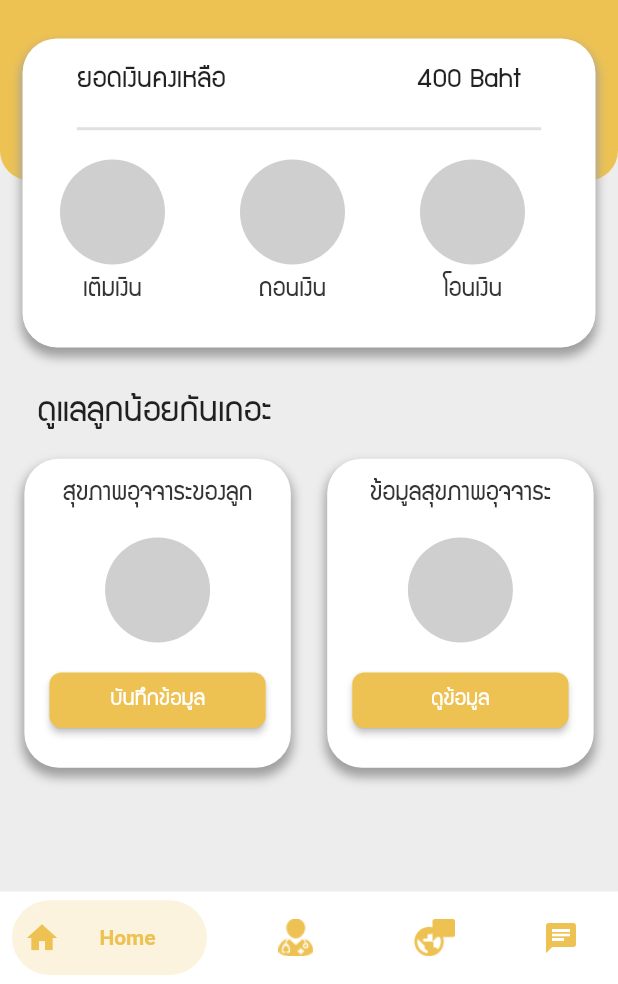
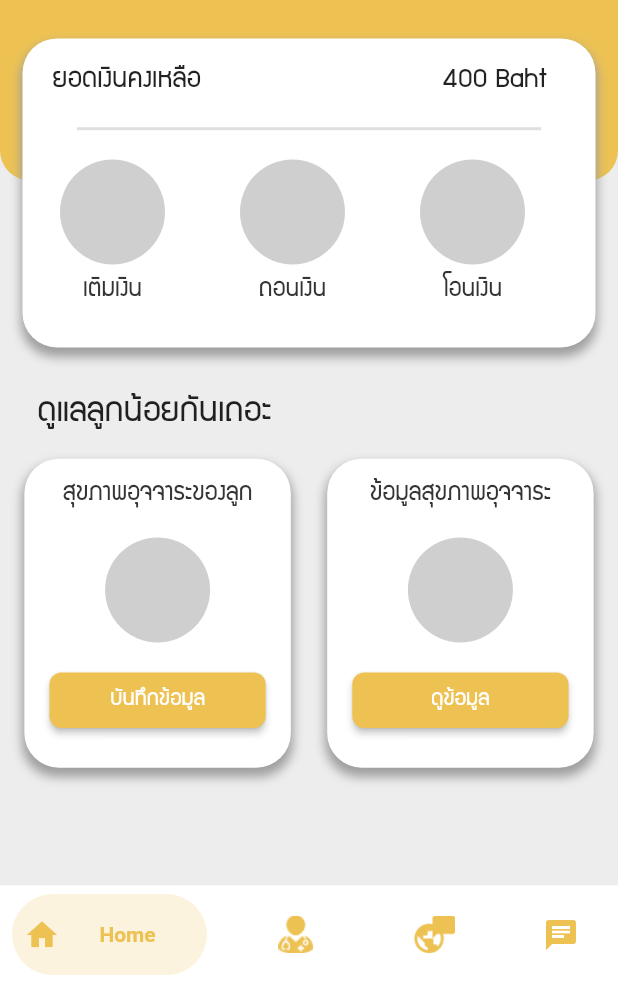
Before and after one commit to int-pro-2/dekcare-frontend, a Flutter app: the LandingScreen screen opened directly, on a phone screen of 412 x 824 dp, the part 252-1236 px from its top. Run offline on Flutter 3.47's test engine with Material 2 defaults, Android fonts, the phone set to English and light mode, and no system bars; drawn by our look-alikes of bottom_navy_bar; our stand-ins replace dio, shared_preferences; accounts and stored records are empty.

Commit message:
[UPDATE] forums

```diff
--- a/lib/components/cardBalance.dart
+++ b/lib/components/cardBalance.dart
@@ -43,8 +43,8 @@ class CardMoney extends StatelessWidget {
               children: [
                 Center(
                   child: Container(
+                    padding: EdgeInsets.only(left: 20),
                     height: height * 0.07,
-                    width: width * 0.75,
                     child: Row(
                       children: [
                         Container(
@@ -56,17 +56,14 @@ class CardMoney extends StatelessWidget {
                           ),
                         ),
                         Container(
-                          width: width * 0.15,
-                          child: SizedBox(
-                            height: 10,
-                          ),
-                        ),
-                        Container(
-                          width: width * 0.2,
+                          width: width * 0.4,
                           child: Text(
                             '400 Baht',
+                            textAlign: TextAlign.right,
                             style: TextStyle(
-                                fontFamily: 'supermarket', fontSize: 20),
+                              fontFamily: 'supermarket',
+                              fontSize: 20,
+                            ),
                           ),
                         ),
                       ],
--- a/lib/components/navBar/nav.dart
+++ b/lib/components/navBar/nav.dart
@@ -42,7 +42,7 @@ class _State extends State<Nav> {
       ChatScreen()
     ];
     return Container(
-      height: height * 0.075,
+      height: height * 0.08,
       child: PageView(controller: _pageController, children: [
         BottomNavyBar(
           selectedIndex: widget.currentIndex,
--- a/lib/screens/createForum.dart
+++ b/lib/screens/createForum.dart
@@ -24,7 +24,7 @@ class _CreaetForumScreenState extends State<CreaetForumScreen> {
         height: height * 0.08,
         color: whitePrimary,
         child: Container(
-          padding: EdgeInsets.all(10),
+          padding: EdgeInsets.only(left: 20, right: 20, top: 10, bottom: 10),
           child: Button(
             title: 'ยืนยัน',
             color: yellowPrimary,
--- a/lib/screens/forumInsideScreen.dart
+++ b/lib/screens/forumInsideScreen.dart
@@ -210,6 +210,7 @@ class _ForumInsideScreenState extends State<ForumInsideScreen> {
                           shrinkWrap: true,
                           itemCount: comment.length,
                           itemBuilder: (context, index) => CardForum(
+
                             commentID: (index + 1).toString(),
                             isComment: true,
                             isInside: true,
--- a/lib/screens/forumScreen.dart
+++ b/lib/screens/forumScreen.dart
@@ -169,6 +169,7 @@ class _ForumState extends State<ForumScreen> {
                             shrinkWrap: true,
                             itemCount: forumList.length,
                             itemBuilder: (context, index) => CardForum(
+                              url: forumList[index].picture,
                               isComment: false,
                               title: forumList[index].topic,
                               press: () {
```
Also changed, not shown: lib/components/cardForum.dart (+7 -4 lines).
